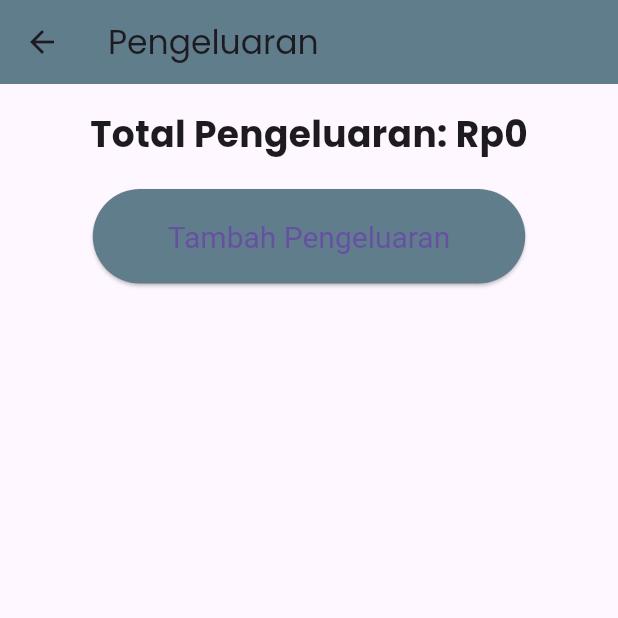
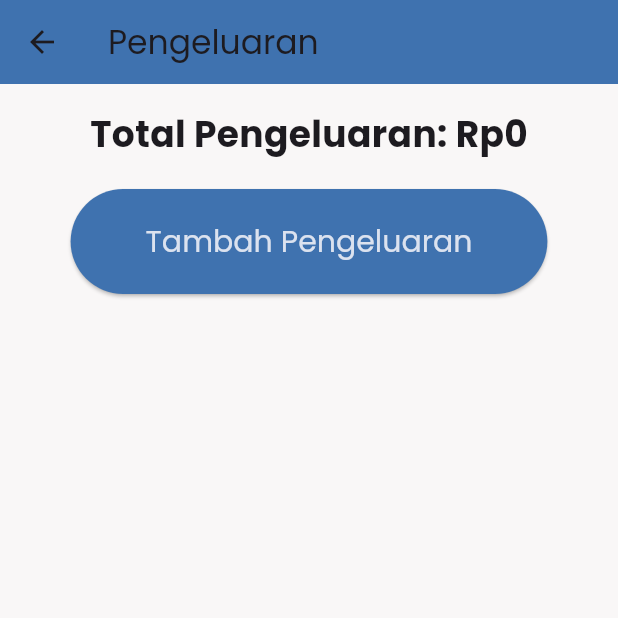
Before and after one commit to rifalarf/uanq, a Flutter app: the screen it shows after launch, after a tap on "Pengeluaran", on a phone screen of 412 x 824 dp, the top half of it. Run offline on Flutter 3.47's test engine with Material 3 defaults, Android fonts, the phone set to English and light mode, and no system bars; our stand-ins replace shared_preferences, syncfusion_flutter_datagrid.

Commit message:
improve UI

```diff
--- a/lib/expense_screen.dart
+++ b/lib/expense_screen.dart
@@ -4,15 +4,13 @@ import 'expense_form_screen.dart';
 import 'income_provider.dart';
 
 class ExpenseScreen extends StatelessWidget {
-  const ExpenseScreen({super.key});
-
   @override
   Widget build(BuildContext context) {
     final incomeProvider = Provider.of<IncomeProvider>(context);
 
     return Scaffold(
       appBar: AppBar(
-        title: const Text('Pengeluaran'),
+        title: Text('Pengeluaran'),
       ),
       body: Padding(
         padding: const EdgeInsets.all(16.0),
@@ -20,9 +18,9 @@ class ExpenseScreen extends StatelessWidget {
           children: <Widget>[
             Text(
               'Total Pengeluaran: ${incomeProvider.formatCurrency(incomeProvider.totalExpense)}',
-              style: const TextStyle(fontSize: 24, fontWeight: FontWeight.bold),
+              style: TextStyle(fontSize: 24, fontWeight: FontWeight.bold),
             ),
-            const SizedBox(height: 20),
+            SizedBox(height: 20),
             ElevatedButton(
               onPressed: () {
                 Navigator.push(
@@ -37,14 +35,16 @@ class ExpenseScreen extends StatelessWidget {
                   ),
                 );
               },
+              child: Text('Tambah Pengeluaran'),
               style: ElevatedButton.styleFrom(
-                backgroundColor: Colors.blueGrey,
-                padding: const EdgeInsets.symmetric(horizontal: 50, vertical: 20),
-                textStyle: const TextStyle(fontSize: 20),
+                foregroundColor: Color.fromARGB(255, 219, 226, 239),
+                backgroundColor: Color.fromARGB(
+                    255, 63, 114, 175), // Warna teks di dalam tombol
+                padding: EdgeInsets.symmetric(horizontal: 50, vertical: 20),
+                textStyle: TextStyle(fontSize: 20, fontFamily: 'Poppins'),
               ),
-              child: const Text('Tambah Pengeluaran'),
             ),
-            const SizedBox(height: 20),
+            SizedBox(height: 20),
             Expanded(
               child: ListView.builder(
                 itemCount: incomeProvider.expenseList.length,
@@ -58,7 +58,7 @@ class ExpenseScreen extends StatelessWidget {
                       mainAxisSize: MainAxisSize.min,
                       children: <Widget>[
                         IconButton(
-                          icon: const Icon(Icons.edit),
+                          icon: Icon(Icons.edit),
                           onPressed: () {
                             Navigator.push(
                               context,
@@ -77,7 +77,7 @@ class ExpenseScreen extends StatelessWidget {
                           },
                         ),
                         IconButton(
-                          icon: const Icon(Icons.delete),
+                          icon: Icon(Icons.delete),
                           onPressed: () {
                             incomeProvider.deleteExpense(index);
                           },
--- a/lib/home_screen.dart
+++ b/lib/home_screen.dart
@@ -7,19 +7,18 @@ import 'expense_screen.dart';
 import 'financial_report_screen.dart';
 
 class HomeScreen extends StatelessWidget {
-  const HomeScreen({super.key});
-
   @override
   Widget build(BuildContext context) {
     final incomeProvider = Provider.of<IncomeProvider>(context);
     final totalIncome = incomeProvider.totalIncome;
     final totalExpense = incomeProvider.totalExpense;
-    final cashFlow = totalIncome - totalExpense;
+    final cashFlow = totalIncome + totalExpense; // Perhitungan arus kas
+
     final randomQuote = Quotes.getRandomQuote();
 
     return Scaffold(
       appBar: AppBar(
-        title: const Text('Aplikasiku'),
+        title: Text('Aplikasiku'),
       ),
       body: Padding(
         padding: const EdgeInsets.all(16.0),
@@ -27,100 +26,108 @@ class HomeScreen extends StatelessWidget {
           child: Column(
             mainAxisAlignment: MainAxisAlignment.center,
             children: <Widget>[
-              const Text(
+              Text(
                 'Arus Kas',
                 style: TextStyle(fontSize: 24, fontWeight: FontWeight.bold),
               ),
               Text(
                 incomeProvider.formatCurrency(cashFlow),
-                style:
-                    const TextStyle(fontSize: 32, fontWeight: FontWeight.bold),
+                style: TextStyle(fontSize: 32, fontWeight: FontWeight.bold),
               ),
-              const SizedBox(height: 20),
+              SizedBox(height: 20),
               Row(
                 mainAxisAlignment: MainAxisAlignment.center,
                 children: <Widget>[
-                  const Icon(Icons.arrow_downward, color: Colors.green),
-                  const SizedBox(width: 8),
+                  Icon(Icons.arrow_downward, color: Colors.green),
+                  SizedBox(width: 8),
                   Text(
                     'Pemasukan: ${incomeProvider.formatCurrency(totalIncome)}',
-                    style: const TextStyle(fontSize: 16, color: Colors.green),
+                    style: TextStyle(fontSize: 16, color: Colors.green),
                   ),
                 ],
               ),
-              const SizedBox(height: 10),
+              SizedBox(height: 10),
               Row(
                 mainAxisAlignment: MainAxisAlignment.center,
                 children: <Widget>[
-                  const Icon(Icons.arrow_upward, color: Colors.red),
-                  const SizedBox(width: 8),
+                  Icon(Icons.arrow_upward, color: Colors.red),
+                  SizedBox(width: 8),
                   Text(
                     'Pengeluaran: ${incomeProvider.formatCurrency(totalExpense)}',
-                    style: const TextStyle(fontSize: 16, color: Colors.red),
+                    style: TextStyle(fontSize: 16, color: Colors.red),
                   ),
                 ],
               ),
-              const SizedBox(height: 20),
-              ElevatedButton(
-                onPressed: () {
-                  Navigator.push(
-                    context,
-                    MaterialPageRoute(
-                        builder: (context) => const IncomeScreen()),
-                  );
-                },
-                style: ElevatedButton.styleFrom(
-                  backgroundColor: Colors.blueGrey,
-                  padding:
-                      const EdgeInsets.symmetric(horizontal: 50, vertical: 20),
-                  textStyle: const TextStyle(fontSize: 20),
+              SizedBox(height: 20),
+              SizedBox(
+                width: double.infinity,
+                child: ElevatedButton(
+                  onPressed: () {
+                    Navigator.push(
+                      context,
+                      MaterialPageRoute(builder: (context) => IncomeScreen()),
+                    );
+                  },
+                  child: Text('Pemasukan'),
+                  style: ElevatedButton.styleFrom(
+                    foregroundColor: Color.fromARGB(255, 219, 226, 239),
+                    backgroundColor: Color.fromARGB(
+                        255, 63, 114, 175), // Warna teks di dalam tombol
+                    padding: EdgeInsets.symmetric(horizontal: 30, vertical: 20),
+                    textStyle: TextStyle(fontSize: 20, fontFamily: 'Poppins'),
+                  ),
                 ),
-                child: const Text('Pemasukan'),
               ),
-              const SizedBox(height: 20),
-              ElevatedButton(
-                onPressed: () {
-                  Navigator.push(
-                    context,
-                    MaterialPageRoute(
-                        builder: (context) => const ExpenseScreen()),
-                  );
-                },
-                style: ElevatedButton.styleFrom(
-                  backgroundColor: Colors.blueGrey,
-                  padding:
-                      const EdgeInsets.symmetric(horizontal: 50, vertical: 20),
-                  textStyle: const TextStyle(fontSize: 20),
+              SizedBox(height: 20),
+              SizedBox(
+                width: double.infinity,
+                child: ElevatedButton(
+                  onPressed: () {
+                    Navigator.push(
+                      context,
+                      MaterialPageRoute(builder: (context) => ExpenseScreen()),
+                    );
+                  },
+                  child: Text('Pengeluaran'),
+                  style: ElevatedButton.styleFrom(
+                    foregroundColor: Color.fromARGB(255, 219, 226, 239),
+                    backgroundColor: Color.fromARGB(
+                        255, 63, 114, 175), // Warna teks di dalam tombol
+                    padding: EdgeInsets.symmetric(horizontal: 30, vertical: 20),
+                    textStyle: TextStyle(fontSize: 20, fontFamily: 'Poppins'),
+                  ),
                 ),
-                child: const Text('Pengeluaran'),
               ),
-              const SizedBox(height: 20),
-              ElevatedButton(
-                onPressed: () {
-                  Navigator.push(
-                    context,
-                    MaterialPageRoute(
-                        builder: (context) => const FinancialReportScreen()),
-                  );
-                },
-                style: ElevatedButton.styleFrom(
-                  backgroundColor: Colors.blueGrey,
-                  padding:
-                      const EdgeInsets.symmetric(horizontal: 50, vertical: 20),
-                  textStyle: const TextStyle(fontSize: 20),
+              SizedBox(height: 20),
+              SizedBox(
+                width: double.infinity,
+                child: ElevatedButton(
+                  onPressed: () {
+                    Navigator.push(
+                      context,
+                      MaterialPageRoute(
+                          builder: (context) => FinancialReportScreen()),
+                    );
+                  },
+                  child: Text('Laporan Keuangan'),
+                  style: ElevatedButton.styleFrom(
+                    foregroundColor: Color.fromARGB(255, 219, 226, 239),
+                    backgroundColor: Color.fromARGB(
+                        255, 63, 114, 175), // Warna teks di dalam tombol
+                    padding: EdgeInsets.symmetric(horizontal: 30, vertical: 20),
+                    textStyle: TextStyle(fontSize: 20, fontFamily: 'Poppins'),
+                  ),
                 ),
-                child: const Text('Laporan Keuangan'),
               ),
-              const SizedBox(height: 20),
-              const Text(
+              SizedBox(height: 100),
+              Text(
                 'Kutipan Hari Ini',
                 style: TextStyle(fontSize: 24, fontWeight: FontWeight.bold),
               ),
-              const SizedBox(height: 10),
+              SizedBox(height: 10),
               Text(
                 randomQuote,
-                style:
-                    const TextStyle(fontSize: 16, fontStyle: FontStyle.italic),
+                style: TextStyle(fontSize: 16, fontStyle: FontStyle.italic),
                 textAlign: TextAlign.center,
               ),
             ],
--- a/lib/main.dart
+++ b/lib/main.dart
@@ -17,9 +17,10 @@ class MyApp extends StatelessWidget {
       child: MaterialApp(
         title: 'Aplikasiku',
         theme: ThemeData(
-          primaryColor: Colors.blueGrey,
-          appBarTheme: const AppBarTheme(
-            color: Colors.blueGrey,
+          primaryColor: Color.fromRGBO(249, 247, 247, 1),
+          scaffoldBackgroundColor: Color.fromRGBO(249, 247, 247, 1),
+          appBarTheme: AppBarTheme(
+            color: Color.fromARGB(255, 63, 114, 175),
           ),
           textTheme: const TextTheme(
             bodyMedium: TextStyle(fontFamily: 'Poppins'),
@@ -36,6 +37,13 @@ class MyApp extends StatelessWidget {
             labelLarge: TextStyle(fontFamily: 'Poppins'),
             labelSmall: TextStyle(fontFamily: 'Poppins'),
           ),
+          elevatedButtonTheme: ElevatedButtonThemeData(
+            style: ElevatedButton.styleFrom(
+              foregroundColor: Color.fromARGB(255, 219, 226, 239),
+              backgroundColor: Color.fromARGB(255, 63, 114, 175),
+              textStyle: TextStyle(fontFamily: 'Poppins'),
+            ),
+          ),
         ),
         home: const SplashScreen(),
       ),
--- a/lib/splash_screen.dart
+++ b/lib/splash_screen.dart
@@ -15,7 +15,7 @@ class _SplashScreenState extends State<SplashScreen> {
     super.initState();
     Timer(const Duration(seconds: 3), () {
       Navigator.of(context).pushReplacement(
-        MaterialPageRoute(builder: (context) => const HomeScreen()),
+        MaterialPageRoute(builder: (context) => HomeScreen()),
       );
     });
   }
```
Also changed, not shown: lib/expense_form_screen.dart (+12 -10 lines), lib/income_form_screen.dart (+12 -10 lines), lib/income_screen.dart (+12 -12 lines).
